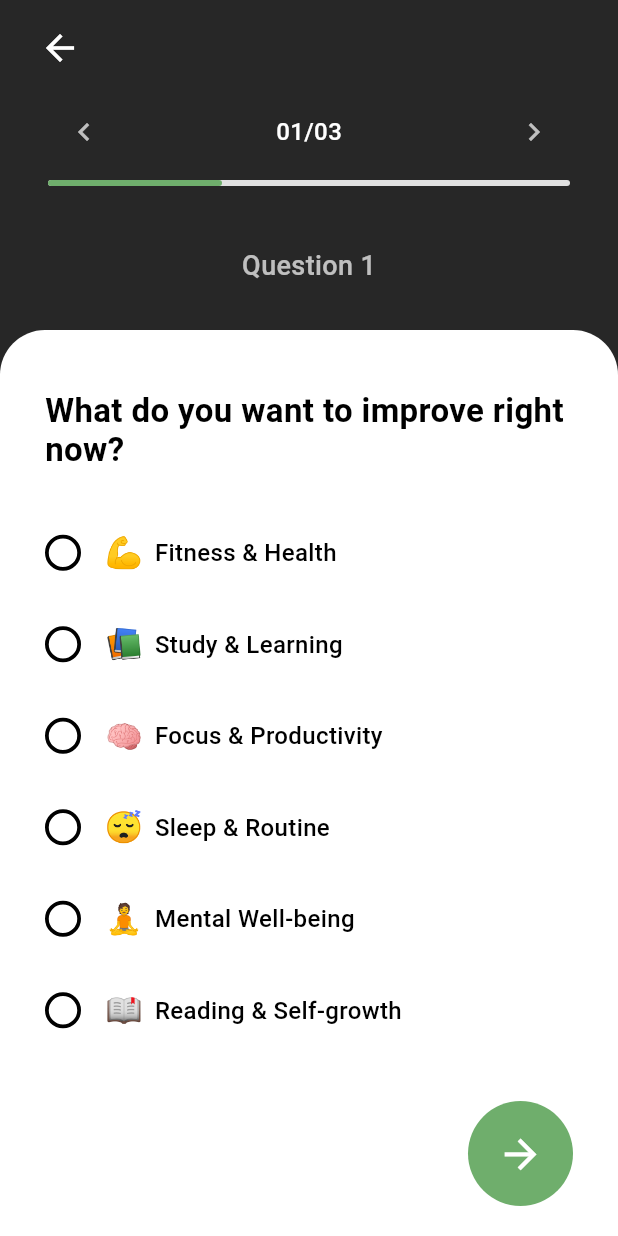
After one commit to Rahul-Singh-Bora/DaybitApp, a Flutter app: the OnboardingPage1 screen opened directly, on a phone screen of 412 x 824 dp. The commit adds this screen. Run offline on Flutter 3.47's test engine with Material 3 defaults, Android fonts, the light colour scheme and no system bars; our stand-ins replace flutter_svg, google_fonts, lottie; Roboto replaces fonts that are missing (Inclusive Sans).

Commit message:
oboarding pages added

```diff
--- a/daybit/lib/features/Auth/presentation/signin/screen1.dart
+++ b/daybit/lib/features/Auth/presentation/signin/screen1.dart
@@ -1,5 +1,7 @@
 import 'package:daybit/core/config/app_images.dart';
 import 'package:daybit/core/config/app_vectors.dart';
+import 'package:daybit/shared/utils/app_navigation.dart';
+import 'package:daybit/features/onboarding/presentation/pages/onboarding_page1.dart';
 import 'package:flutter/material.dart';
 import 'package:flutter_svg/flutter_svg.dart';
 
@@ -108,7 +110,11 @@ class Screen1 extends StatelessWidget {
                 alignment: Alignment.centerRight,
                 child: GestureDetector(
                   onTap: () {
-                    // TODO: Navigate to next screen
+                    AppNavigation.pushWithSlideTransition(
+                      context,
+                      const OnboardingPage1(),
+                      direction: SlideDirection.right,
+                    );
                   },
                   child: Container(
                     padding: const EdgeInsets.symmetric(
--- /dev/null
+++ b/daybit/lib/features/onboarding/presentation/pages/onboarding_page1.dart
@@ -0,0 +1,314 @@
+import 'package:flutter/material.dart';
+import 'package:daybit/shared/widgets/arrow_button.dart';
+import '../widgets/onboarding_option_widget.dart';
+import '../widgets/progress_bar_widget.dart';
+
+class OnboardingPage1 extends StatefulWidget {
+  const OnboardingPage1({super.key});
+
+  @override
+  State<OnboardingPage1> createState() => _OnboardingPage1State();
+}
+
+class _OnboardingPage1State extends State<OnboardingPage1> {
+  final PageController _pageController = PageController();
+  int _currentStep = 0;
+
+  // Store selected index for each step. -1 indicates no selection.
+  final List<int> _selectedOptions = [-1, -1, -1];
+
+  final List<Map<String, dynamic>> _questions = [
+    {
+      'questionTitle': 'Question 1',
+      'title': 'What do you want to improve right now?',
+      'subtitle': null,
+      'options': [
+        {'emoji': '💪', 'label': 'Fitness & Health'},
+        {'emoji': '📚', 'label': 'Study & Learning'},
+        {'emoji': '🧠', 'label': 'Focus & Productivity'},
+        {'emoji': '😴', 'label': 'Sleep & Routine'},
+        {'emoji': '🧘', 'label': 'Mental Well-being'},
+        {'emoji': '📖', 'label': 'Reading & Self-growth'},
+      ],
+    },
+    {
+      'questionTitle': 'Question 2',
+      'title': 'What do you want to improve right now?', // Keeping as per image
+      'subtitle': 'We’ll schedule them at the best time for you.',
+      'options': [
+        {'emoji': null, 'label': 'Morning'},
+        {'emoji': null, 'label': 'Afternoon'},
+        {'emoji': null, 'label': 'Evening'},
+        {'emoji': null, 'label': 'Night'},
+      ],
+    },
+    {
+      'questionTitle': 'Question 3',
+      'title': 'How intense should your habits be?',
+      'subtitle': 'Start easy or push yourself — your choice.',
+      'options': [
+        {
+          'emoji':
+              null, // Radio button style implies bullets maybe? But design shows just circle and text
+          'label': 'Easy',
+          'description': 'Small steps, low effort',
+        },
+        {
+          'emoji': null,
+          'label': 'Balanced',
+          'description': 'Realistic and consistent',
+        },
+        {'emoji': null, 'label': 'Challenging', 'description': 'Push me hard'},
+      ],
+    },
+  ];
+
+  @override
+  void dispose() {
+    _pageController.dispose();
+    super.dispose();
+  }
+
+  void _handleNext() {
+    if (_selectedOptions[_currentStep] != -1) {
+      if (_currentStep < _questions.length - 1) {
+        _pageController.nextPage(
+          duration: const Duration(milliseconds: 300),
+          curve: Curves.easeInOut,
+        );
+      } else {
+        // Final step completion logic
+        // TODO: Navigate to Home or next feature
+        print("Onboarding Completed: $_selectedOptions");
+      }
+    } else {
+      ScaffoldMessenger.of(context).showSnackBar(
+        const SnackBar(content: Text('Please select an option to continue')),
+      );
+    }
+  }
+
+  void _handleBack() {
+    if (_currentStep > 0) {
+      _pageController.previousPage(
+        duration: const Duration(milliseconds: 300),
+        curve: Curves.easeInOut,
+      );
+    } else {
+      Navigator.pop(context); // Go back to "Let's Start" page
+    }
+  }
+
+  void _onPageChanged(int index) {
+    setState(() {
+      _currentStep = index;
+    });
+  }
+
+  @override
+  Widget build(BuildContext context) {
+    return Scaffold(
+      backgroundColor: const Color(0xFF272727),
+      body: SafeArea(
+        child: Column(
+          crossAxisAlignment: CrossAxisAlignment.start,
+          children: [
+            // Top Navigation Bar (Back Arrow)
+            Padding(
+              padding: const EdgeInsets.symmetric(
+                horizontal: 16.0,
+                vertical: 8.0,
+              ),
+              child: IconButton(
+                onPressed: () => Navigator.pop(context),
+                icon: const Icon(
+                  Icons.arrow_back,
+                  color: Colors.white,
+                  size: 28,
+                ),
+              ),
+            ),
+
+            // Progress Indicator Section (Arrows + Bar)
+            Padding(
+              padding: const EdgeInsets.symmetric(horizontal: 32.0),
+              child: Column(
+                children: [
+                  Row(
+                    mainAxisAlignment: MainAxisAlignment.spaceBetween,
+                    children: [
+                      IconButton(
+                        onPressed: _handleBack,
+                        icon: const Icon(
+                          Icons.chevron_left,
+                          color: Colors.white70,
+                        ),
+                        padding: EdgeInsets.zero,
+                        constraints: const BoxConstraints(),
+                      ),
+                      Text(
+                        '0${_currentStep + 1}/03',
+                        style: const TextStyle(
+                          color: Colors.white,
+                          fontSize: 16,
+                          fontWeight: FontWeight.w500,
+                        ),
+                      ),
+                      IconButton(
+                        onPressed: () {
+                          // Allow going forward via top arrow only if option selected?
+                          // Usually top arrows allow browsing, but bottom is for "Next".
+                          // Requirement: "the abouve arrow can change the question"
+                          // Design typically allows browsing back/forth.
+                          if (_currentStep < _questions.length - 1) {
+                            _pageController.nextPage(
+                              duration: const Duration(milliseconds: 300),
+                              curve: Curves.easeInOut,
+                            );
+                          }
+                        },
+                        icon: const Icon(
+                          Icons.chevron_right,
+                          color: Colors.white70,
+                        ),
+                        padding: EdgeInsets.zero,
+                        constraints: const BoxConstraints(),
+                      ),
+                    ],
+                  ),
+                  const SizedBox(height: 8),
+                  OnboardingProgressBar(
+                    currentStep: _currentStep + 1,
+                    totalSteps: 3,
+                  ),
+                ],
+              ),
+            ),
+
+            const SizedBox(height: 40),
+
+            // Question Title (Animated or Static? Usually static but content changes)
+            Center(
+              child: Text(
+                _questions[_currentStep]['questionTitle'],
+                style: const TextStyle(
+                  color: Colors.white70,
+                  fontSize: 18,
+                  fontWeight: FontWeight.w500,
+                ),
+              ),
+            ),
+
+            const SizedBox(height: 20),
+
+            // PageView for Questions
+            Expanded(
+              child: PageView.builder(
+                controller: _pageController,
+                physics:
+                    const NeverScrollableScrollPhysics(), // Disable swipe as per "two arrow above user can go through"
+                onPageChanged: _onPageChanged,
+                itemCount: _questions.length,
+                itemBuilder: (context, index) {
+                  final question = _questions[index];
+                  final options =
+                      question['options'] as List<Map<String, dynamic>>;
+
+                  return Container(
+                    width: double.infinity,
+                    margin: const EdgeInsets.only(
+                      top: 10,
+                    ), // Optional visual spacing
+                    decoration: const BoxDecoration(
+                      color: Colors.white,
+                      borderRadius: BorderRadius.only(
+                        topLeft: Radius.circular(30),
+                        topRight: Radius.circular(30),
+                      ),
+                    ),
+                    padding: const EdgeInsets.fromLTRB(30, 40, 30, 20),
+                    child: Column(
+                      crossAxisAlignment: CrossAxisAlignment.start,
+                      children: [
+                        Text(
+                          question['title'],
+                          style: const TextStyle(
+                            fontSize: 22,
+                            fontWeight: FontWeight.bold,
+                            color: Colors.black,
+                            height: 1.2,
+                          ),
+                        ),
+                        if (question['subtitle'] != null) ...[
+                          const SizedBox(height: 16),
+                          Text(
+                            question['subtitle'],
+                            style: const TextStyle(
+                              fontSize: 16,
+                              fontWeight: FontWeight.w500,
+                              color: Colors.black87,
+                            ),
+                          ),
+                        ],
+                        const SizedBox(height: 30),
+
+                        // Options List
+                        Expanded(
+                          child: ListView.builder(
+                            itemCount: options.length,
+                            itemBuilder: (context, optionIndex) {
+                              final option = options[optionIndex];
+                              return Padding(
+                                padding: const EdgeInsets.only(bottom: 8.0),
+                                child: OnboardingOptionWidget(
+                                  label: option['label'],
+                                  emoji: option['emoji'],
+                                  description: option['description'],
+                                  isSelected:
+                                      _selectedOptions[index] == optionIndex,
+                                  onTap: () async {
+                                    if (_selectedOptions[index] != -1 &&
+                                        _selectedOptions[index] !=
+                                            optionIndex) {
+                                      // Shrink previous selection
+                                      setState(() {
+                                        _selectedOptions[index] = -1;
+                                      });
+                                      // Wait for shrink animation
+                                      await Future.delayed(
+                                        const Duration(milliseconds: 150),
+                                      );
+                                    }
+                                    // Grow new selection
+                                    if (mounted) {
+                                      setState(() {
+                                        _selectedOptions[index] = optionIndex;
+                                      });
+                                    }
+                                  },
+                                ),
+                              );
+                            },
+                          ),
+                        ),
+
+                        // Next Button (Green Arrow)
+                        Align(
+                          alignment: Alignment.bottomRight,
+                          child: Padding(
+                            padding: const EdgeInsets.only(top: 10),
+                            child: ArrowButton(onTap: _handleNext, size: 70),
+                          ),
+                        ),
+                      ],
+                    ),
+                  );
+                },
+              ),
+            ),
+          ],
+        ),
+      ),
+    );
+  }
+}
--- /dev/null
+++ b/daybit/lib/features/onboarding/presentation/widgets/onboarding_option_widget.dart
@@ -0,0 +1,95 @@
+import 'package:flutter/material.dart';
+
+class OnboardingOptionWidget extends StatelessWidget {
+  final String label;
+  final String? emoji; // Made nullable
+  final String? description; // Added description
+  final bool isSelected;
+  final VoidCallback onTap;
+
+  const OnboardingOptionWidget({
+    super.key,
+    required this.label,
+    this.emoji,
+    this.description,
+    required this.isSelected,
+    required this.onTap,
+  });
+
+  @override
+  Widget build(BuildContext context) {
+    return GestureDetector(
+      onTap: onTap,
+      child: Container(
+        padding: const EdgeInsets.symmetric(vertical: 12.0),
+        child: Row(
+          crossAxisAlignment:
+              CrossAxisAlignment.center, // Align to center vertically
+          children: [
+            // Custom Radio Button
+            Container(
+              width: 24,
+              height: 24,
+              decoration: BoxDecoration(
+                shape: BoxShape.circle,
+                border: Border.all(
+                  color: Colors.black, // Always black border
+                  width: 2.5,
+                ),
+                color: Colors.transparent,
+              ),
+              child: Center(
+                child: AnimatedContainer(
+                  duration: const Duration(milliseconds: 200),
+                  curve: isSelected ? Curves.easeOutBack : Curves.easeOut,
+                  width: isSelected ? 14 : 0,
+                  height: isSelected ? 14 : 0,
+                  decoration: const BoxDecoration(
+                    shape: BoxShape.circle,
+                    color: Colors.black,
+                  ),
+                ),
+              ),
+            ),
+            const SizedBox(width: 16),
+
+            // Emoji (if present)
+            if (emoji != null) ...[
+              Text(emoji!, style: const TextStyle(fontSize: 20)),
+              const SizedBox(width: 8),
+            ],
+
+            // Text Content (Label + Description)
+            Expanded(
+              child: Column(
+                crossAxisAlignment: CrossAxisAlignment.start,
+                mainAxisSize: MainAxisSize.min, // Wrap content
+                children: [
+                  Text(
+                    label,
+                    style: const TextStyle(
+                      fontSize: 16,
+                      fontWeight: FontWeight.w500,
+                      color: Colors.black,
+                    ),
+                  ),
+                  if (description != null) ...[
+                    const SizedBox(height: 2),
+                    Text(
+                      description!,
+                      style: const TextStyle(
+                        fontSize: 14,
+                        color: Colors.grey, // Lighter color for description
+                        height: 1.2,
+                      ),
+                    ),
+                  ],
+                ],
+              ),
+            ),
+          ],
+        ),
+      ),
+    );
+  }
+}
--- /dev/null
+++ b/daybit/lib/features/onboarding/presentation/widgets/progress_bar_widget.dart
@@ -0,0 +1,47 @@
+import 'package:flutter/material.dart';
+
+class OnboardingProgressBar extends StatelessWidget {
+  final int currentStep;
+  final int totalSteps;
+
+  const OnboardingProgressBar({
+    super.key,
+    required this.currentStep,
+    required this.totalSteps,
+  });
+
+  @override
+  Widget build(BuildContext context) {
+    // Calculate progress (e.g. 1/3 = 0.33)
+    final double progress = currentStep / totalSteps;
+
+    return Stack(
+      children: [
+        // Background Line
+        Container(
+          height: 4,
+          width: double.infinity,
+          decoration: BoxDecoration(
+            color: Colors.grey[300], // Light grey background
+            borderRadius: BorderRadius.circular(2),
+          ),
+        ),
+        // Active Progress Line
+        LayoutBuilder(
+          builder: (context, constraints) {
+            return AnimatedContainer(
+              duration: const Duration(milliseconds: 300),
+              curve: Curves.easeInOut,
+              width: constraints.maxWidth * progress,
+              height: 4,
+              decoration: BoxDecoration(
+                color: const Color(0xFF6FAE6C), // Green color
+                borderRadius: BorderRadius.circular(2),
+              ),
+            );
+          },
+        ),
+      ],
+    );
+  }
+}
```
